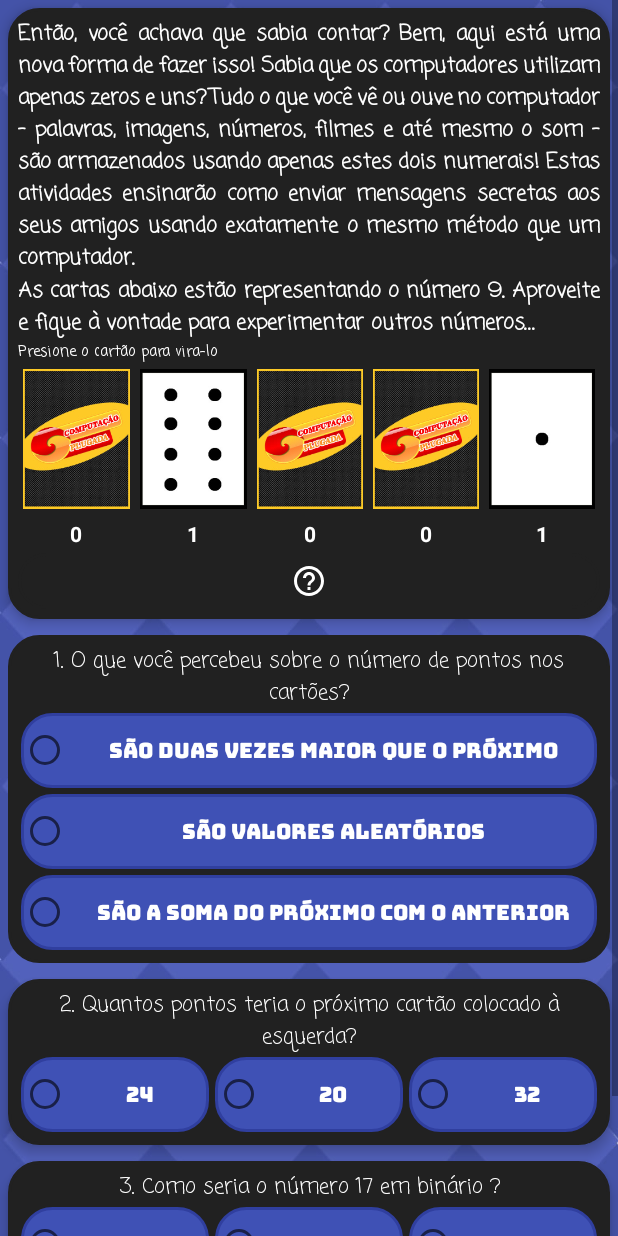
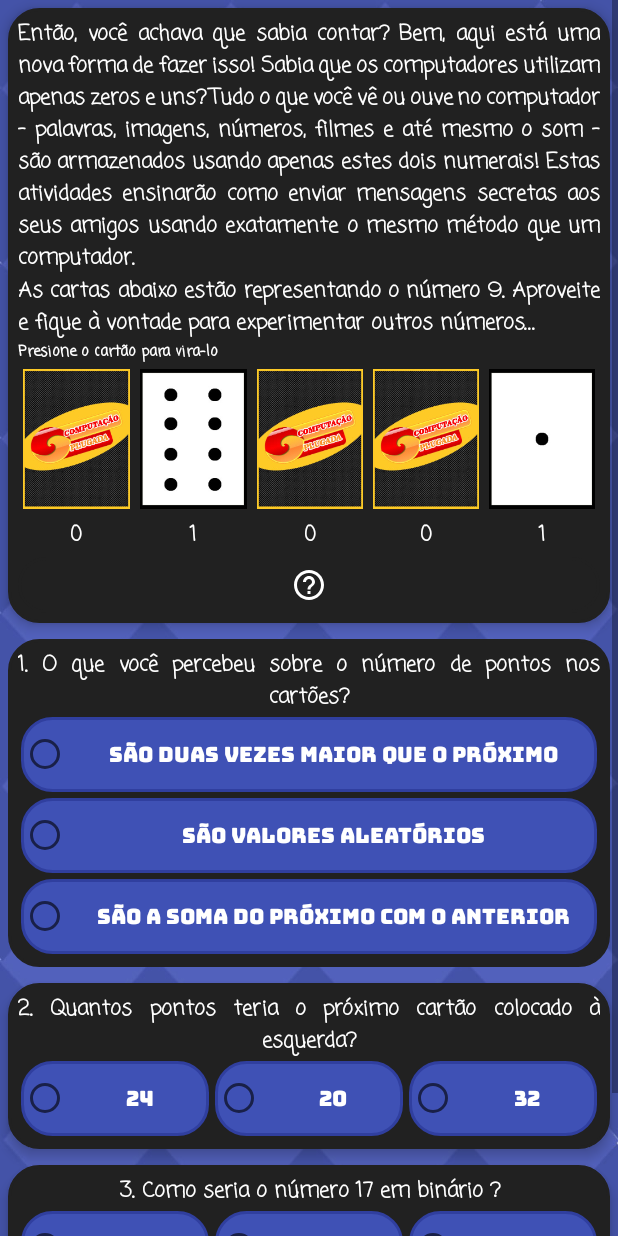
Before and after one commit to barbosamaatheus/PluggedComputing, an Android app: the ExerciciosActivity screen opened directly, with no data from a screen before it, after a tap on "Introdução", on a phone screen of 412 x 824 dp. Run offline under Robolectric (Android 15) with nearby library versions, the phone set to English and light mode, and no system bars.

Commit message:
Melhorias no codigo e estilo personalizado para EditTexts

```diff
--- a/app/src/main/res/layout/activity_atividades.xml
+++ b/app/src/main/res/layout/activity_atividades.xml
@@ -9,8 +9,8 @@
 
 <android.support.v7.widget.RecyclerView
     android:id="@+id/rv_atividades"
-        android:scrollbars="vertical"
     android:layout_width="match_parent"
-        android:layout_height="wrap_content"/>
+    android:layout_height="wrap_content"
+    android:scrollbars="vertical" />
 
 </LinearLayout>
--- a/app/src/main/res/layout/activity_exercicio.xml
+++ b/app/src/main/res/layout/activity_exercicio.xml
@@ -9,8 +9,8 @@
 
     <android.support.v7.widget.RecyclerView
         android:id="@+id/rv_exercicios"
-        android:scrollbars="vertical"
         android:layout_width="match_parent"
-        android:layout_height="wrap_content"/>
+        android:layout_height="wrap_content"
+        android:scrollbars="vertical" />
 
 </LinearLayout>
--- a/app/src/main/res/layout/activity_main.xml
+++ b/app/src/main/res/layout/activity_main.xml
@@ -13,8 +13,8 @@
         android:layout_width="match_parent"
         android:layout_height="wrap_content"
         android:layout_marginBottom="60dp"
-        android:orientation="vertical"
-        android:gravity="center|bottom">
+        android:gravity="center|bottom"
+        android:orientation="vertical">
 
         <Button
             android:id="@+id/btn_iniciar"
--- a/app/src/main/res/layout/activity_splash.xml
+++ b/app/src/main/res/layout/activity_splash.xml
@@ -4,13 +4,13 @@
     xmlns:tools="http://schemas.android.com/tools"
     android:layout_width="match_parent"
     android:layout_height="match_parent"
+    android:background="@android:color/white"
     android:gravity="center"
-    android:background="@android:color/white"
     tools:context=".activitys.SplashActivity">
 
     <ImageView
         android:layout_width="wrap_content"
         android:layout_height="wrap_content"
-        android:src="@mipmap/ic_splash"/>
+        android:src="@mipmap/ic_splash" />
 
 </LinearLayout>
--- a/app/src/main/res/layout/fragment_introducao.xml
+++ b/app/src/main/res/layout/fragment_introducao.xml
@@ -21,29 +21,22 @@
 
 
             <TextView
+                style="@style/TextViewStyle"
                 android:layout_width="match_parent"
                 android:layout_height="wrap_content"
-                android:fontFamily="casual"
-                android:justificationMode="inter_word"
-                android:text="@string/texto_intro_01"
-                android:textColor="@color/textColorPrimary"
-                android:textStyle="bold" />
+                android:text="@string/texto_intro_01" />
 
             <TextView
+                style="@style/TextViewStyle"
                 android:layout_width="match_parent"
                 android:layout_height="wrap_content"
-                android:fontFamily="casual"
-                android:justificationMode="inter_word"
-                android:text="@string/texto_intro_02"
-                android:textColor="@color/textColorPrimary"
-                android:textStyle="bold" />
+                android:text="@string/texto_intro_02" />
 
             <TextView
+                style="@style/TextViewStyle"
                 android:layout_width="match_parent"
                 android:layout_height="wrap_content"
-                android:fontFamily="casual"
                 android:text="Presione o cartão para vira-lo"
-                android:textColor="@color/textColorPrimary"
                 android:textSize="10dp" />
 
 
@@ -103,62 +96,53 @@
 
                 <TextView
                     android:id="@+id/num16"
+                    style="@style/TextViewStyle"
                     android:layout_width="match_parent"
                     android:layout_height="wrap_content"
                     android:layout_margin="3dp"
                     android:layout_weight="1"
-                    android:gravity="center"
                     android:text="0"
-                    android:textAlignment="center"
-                    android:textColor="@color/textColorPrimary"
-                    android:textStyle="bold" />
+                    android:textAlignment="center" />
 
                 <TextView
                     android:id="@+id/num8"
-                    android:layout_width="match_parent"
-                    android:layout_height="wrap_content"
-                    android:layout_margin="3dp"
-                    android:layout_weight="1"
-                    android:gravity="center"
-                    android:text="1"
-                    android:textAlignment="center"
-                    android:textColor="@color/textColorPrimary"
-                    android:textStyle="bold" />
-
-                <TextView
-                    android:id="@+id/num4"
-                    android:layout_width="match_parent"
-                    android:layout_height="wrap_content"
-                    android:layout_margin="3dp"
-                    android:layout_weight="1"
-                    android:gravity="center"
-                    android:text="0"
-                    android:textAlignment="center"
-                    android:textColor="@color/textColorPrimary"
-                    android:textStyle="bold" />
-
-                <TextView
-                    android:id="@+id/num2"
-                    android:layout_width="match_parent"
-                    android:layout_height="wrap_content"
-                    android:layout_margin="3dp"
-                    android:layout_weight="1"
-                    android:gravity="center"
-                    android:text="0"
-                    android:textAlignment="center"
-                    android:textColor="@color/textColorPrimary"
-                    android:textStyle="bold" />
-
-                <TextView
-                    android:id="@+id/num1"
+                    style="@style/TextViewStyle"
                     android:layout_width="match_parent"
                     android:layout_height="wrap_content"
                     android:layout_margin="3dp"
                     android:layout_weight="1"
                     android:text="1"
-                    android:textAlignment="center"
-                    android:textColor="@color/textColorPrimary"
-                    android:textStyle="bold" />
+                    android:textAlignment="center" />
+
+                <TextView
+                    android:id="@+id/num4"
+                    style="@style/TextViewStyle"
+                    android:layout_width="match_parent"
+                    android:layout_height="wrap_content"
+                    android:layout_margin="3dp"
+                    android:layout_weight="1"
+                    android:text="0"
+                    android:textAlignment="center" />
+
+                <TextView
+                    android:id="@+id/num2"
+                    style="@style/TextViewStyle"
+                    android:layout_width="match_parent"
+                    android:layout_height="wrap_content"
+                    android:layout_margin="3dp"
+                    android:layout_weight="1"
+                    android:text="0"
+                    android:textAlignment="center" />
+
+                <TextView
+                    android:id="@+id/num1"
+                    style="@style/TextViewStyle"
+                    android:layout_width="match_parent"
+                    android:layout_height="wrap_content"
+                    android:layout_margin="3dp"
+                    android:layout_weight="1"
+                    android:text="1"
+                    android:textAlignment="center" />
             </LinearLayout>
 
             <ImageButton
@@ -178,12 +162,11 @@
 
             <TextView
                 android:id="@+id/perg1_intro"
+                style="@style/TextViewStyle"
                 android:layout_width="match_parent"
                 android:layout_height="wrap_content"
-                android:fontFamily="casual"
                 android:text="1. O que você percebeu sobre o número de pontos nos cartões?"
-                android:textAlignment="center"
-                android:textColor="@color/textColorPrimary" />
+                android:textAlignment="center" />
 
             <RadioGroup xmlns:android="http://schemas.android.com/apk/res/android"
                 android:id="@+id/myRadioGroup1"
@@ -240,12 +223,11 @@ maior que o próximo"
 
             <TextView
                 android:id="@+id/perg2_intro"
+                style="@style/TextViewStyle"
                 android:layout_width="match_parent"
                 android:layout_height="wrap_content"
-                android:fontFamily="casual"
                 android:text="2. Quantos pontos teria o próximo cartão colocado à esquerda?"
-                android:textAlignment="center"
-                android:textColor="@color/textColorPrimary" />
+                android:textAlignment="center" />
 
             <RadioGroup xmlns:android="http://schemas.android.com/apk/res/android"
                 android:id="@+id/myRadioGroup2"
@@ -301,12 +283,11 @@ maior que o próximo"
 
             <TextView
                 android:id="@+id/perg3_intro"
+                style="@style/TextViewStyle"
                 android:layout_width="match_parent"
                 android:layout_height="wrap_content"
-                android:fontFamily="casual"
                 android:text="3. Como seria o número 17 em binário ?"
-                android:textAlignment="center"
-                android:textColor="@color/textColorPrimary" />
+                android:textAlignment="center" />
 
 
             <RadioGroup xmlns:android="http://schemas.android.com/apk/res/android"
@@ -355,10 +336,10 @@ maior que o próximo"
 
         <Button
             android:id="@+id/btn_finalizar"
+            style="@style/ButtonStyle"
             android:layout_width="match_parent"
             android:layout_height="wrap_content"
-            android:text="Finalizar"
-            style="@style/ButtonStyle" />
+            android:text="Finalizar" />
 
     </LinearLayout>
 
--- a/app/src/main/res/layout/item_list.xml
+++ b/app/src/main/res/layout/item_list.xml
@@ -39,8 +39,7 @@
                 android:layout_alignParentRight="true"
                 android:layout_centerVertical="true"
                 android:layout_marginEnd="13dp"
-                android:layout_marginRight="13dp"
-                />
+                android:layout_marginRight="13dp" />
 
         </RelativeLayout>
 
--- a/app/src/main/res/values/strings.xml
+++ b/app/src/main/res/values/strings.xml
@@ -114,5 +114,4 @@
     \n2. Copie e cole o Token correto na caixa de texto para completar a tarefa;</string>
 
 
-
 </resources>
--- a/app/src/main/res/values/styles.xml
+++ b/app/src/main/res/values/styles.xml
@@ -13,6 +13,14 @@
         <item name="android:textStyle">bold</item>
         <item name="android:textColorPrimary">@color/textColorPrimary</item>
         <item name="android:windowBackground">@color/colorAccent</item>
+        <item name="android:fontFamily">casual</item>
+        <item name="android:textColor">@color/textColorPrimary</item>
+    </style>
+
+    <style name="TextViewStyle" parent="AppTheme" tools:ignore="NewApi">
+        <item name="android:textStyle">bold</item>
+        <item name="android:justificationMode">inter_word</item>
+        <item name="android:textColorPrimary">@color/textColorPrimary</item>
         <item name="android:fontFamily">casual</item>
         <item name="android:textColor">@color/textColorPrimary</item>
     </style>
```
Also changed, not shown: app/src/main/res/layout/alert_cartas.xml (+4 -7 lines), app/src/main/res/layout/alert_sem_respostas.xml (deleted, +0 -43 lines), app/src/main/res/layout/alert_sobre.xml (+3 -10 lines), app/src/main/res/layout/fragment_contar_acima31.xml (+14 -26 lines), app/src/main/res/layout/fragment_correio_eletronico_modems.xml (+14 -19 lines), app/src/main/res/layout/fragment_de_que_se_trata_tudo_isso.xml (+19 -37 lines), app/src/main/res/layout/fragment_enviar_mensagens_secretas.xml (+12 -15 lines), app/src/main/res/layout/fragment_mais_sobre_numeros_binarios.xml (+10 -19 lines), app/src/main/res/layout/fragment_numeros_binarios.xml (+34 -52 lines), app/src/main/res/layout/fragment_trabalhar_com_numeros_binarios.xml (+2 -5 lines), app/src/main/res/layout/item_card.xml (+8 -13 lines). Lines whose indentation alone changed are shown as unchanged.
